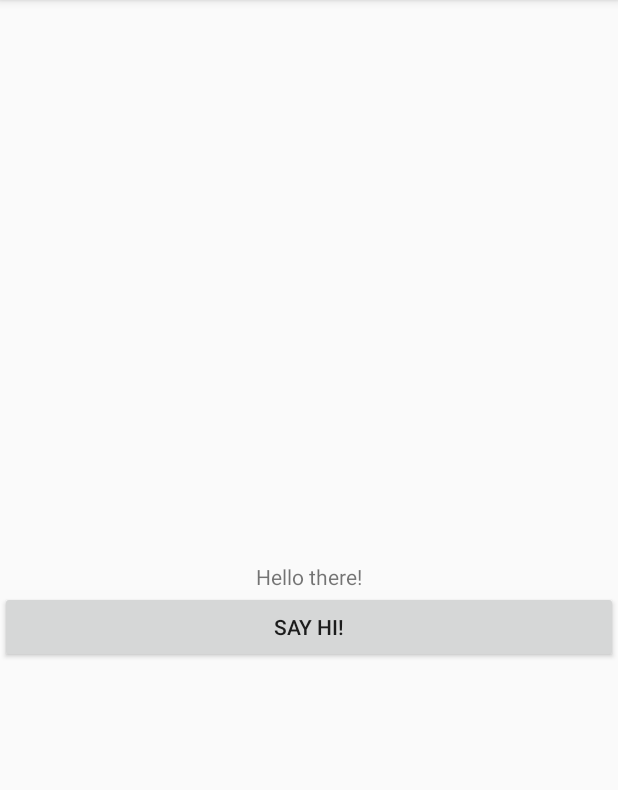
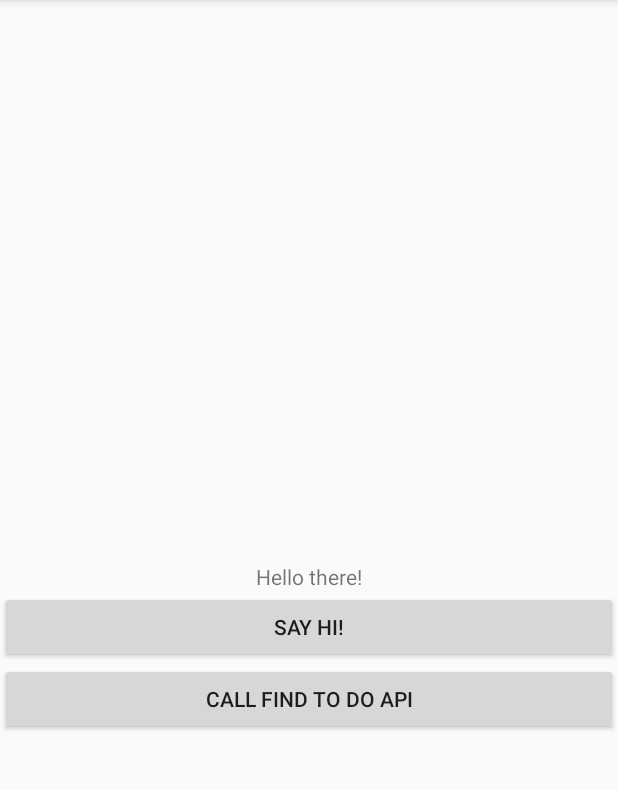
Before and after one commit to erlalitkumar/DiKoin, an Android app: the screen it shows after launch (MainActivity), on a phone screen of 412 x 824 dp, the part 84-874 px from its top. Run offline under Robolectric (Android 15) with nearby library versions, the phone set to English and light mode, and no system bars; our stand-ins replace data binding.

```diff
--- a/app/build.gradle
+++ b/app/build.gradle
@@ -37,4 +37,8 @@ dependencies {
 
     // DI
     implementation 'org.koin:koin-android-viewmodel:2.0.0-rc-2'
+
+    // Network
+    implementation 'com.squareup.retrofit2:retrofit:2.5.0'
+    implementation 'com.squareup.retrofit2:converter-moshi:2.5.0'
 }
--- a/app/src/main/AndroidManifest.xml
+++ b/app/src/main/AndroidManifest.xml
@@ -1,6 +1,8 @@
 <?xml version="1.0" encoding="utf-8"?>
 <manifest xmlns:android="http://schemas.android.com/apk/res/android"
           xmlns:tools="http://schemas.android.com/tools" package="com.gbizotto.dikoin">
+
+    <uses-permission android:name="android.permission.INTERNET" />
 
     <application
             android:allowBackup="true"
@@ -11,7 +13,7 @@
             android:name=".DiKoinApplication"
             android:theme="@style/AppTheme"
             tools:ignore="GoogleAppIndexingWarning">
-        <activity android:name=".MainActivity">
+        <activity android:name=".feature.main.MainActivity">
             <intent-filter>
                 <action android:name="android.intent.action.MAIN"/>
 
--- a/app/src/main/java/com/gbizotto/dikoin/di/AppModule.kt
+++ b/app/src/main/java/com/gbizotto/dikoin/di/AppModule.kt
@@ -1,16 +1,27 @@
 package com.gbizotto.dikoin.di
 
-import com.gbizotto.dikoin.feature.main.viewmodel.MainViewModel
-import com.gbizotto.dikoin.repository.HelloRepository
-import com.gbizotto.dikoin.repository.HelloRepositoryImpl
+import com.gbizotto.dikoin.feature.main.MainViewModel
+import com.gbizotto.dikoin.repository.*
 import org.koin.dsl.module
 import org.koin.android.viewmodel.dsl.viewModel
+import retrofit2.Retrofit
+import retrofit2.converter.moshi.MoshiConverterFactory
 
 val appModule = module {
 
     // single instance of HelloRepository
     single<HelloRepository> { HelloRepositoryImpl() }
+    single<PlaceholderRepository> { PlaceholderRepositoryImpl(providePlaceholderApi()) }
 
     // MyViewModel ViewModel
-    viewModel { MainViewModel(get()) }
+    viewModel { MainViewModel(get(), get()) }
 }
+
+fun providePlaceholderApi(): PlaceholderApi {
+    return Retrofit.Builder()
+        .baseUrl("https://jsonplaceholder.typicode.com/")
+        .addConverterFactory(MoshiConverterFactory.create())
+//        .addCallAdapterFactory(RxJava2CallAdapterFactory.create())
+        .build()
+        .create(PlaceholderApi::class.java)
+}
--- a/app/src/main/java/com/gbizotto/dikoin/MainActivity.kt
+++ b/app/src/main/java/com/gbizotto/dikoin/feature/main/MainActivity.kt
@@ -1,10 +1,10 @@
-package com.gbizotto.dikoin
+package com.gbizotto.dikoin.feature.main
 
 import androidx.appcompat.app.AppCompatActivity
 import android.os.Bundle
 import androidx.databinding.DataBindingUtil
+import com.gbizotto.dikoin.R
 import com.gbizotto.dikoin.databinding.ActivityMainBinding
-import com.gbizotto.dikoin.feature.main.viewmodel.MainViewModel
 import org.koin.android.viewmodel.ext.android.viewModel
 
 class MainActivity : AppCompatActivity() {
--- a/app/src/main/java/com/gbizotto/dikoin/feature/main/viewmodel/MainViewModel.kt
+++ b/app/src/main/java/com/gbizotto/dikoin/feature/main/MainViewModel.kt
@@ -1,16 +1,21 @@
-package com.gbizotto.dikoin.feature.main.viewmodel
+package com.gbizotto.dikoin.feature.main
 
 import androidx.databinding.ObservableField
 import androidx.lifecycle.ViewModel
 import com.gbizotto.dikoin.repository.HelloRepository
+import com.gbizotto.dikoin.repository.PlaceholderRepository
 
-class MainViewModel (private val repository: HelloRepository): ViewModel() {
+class MainViewModel (private val repository: HelloRepository,
+                     private val placeholderRepository: PlaceholderRepository): ViewModel() {
     val title = "Hello there!"
     val button = ObservableField<String>("Say hi!")
     private fun sayHello() = "${repository.giveHello()} from $this"
 
     fun onSayHi() {
         button.set(sayHello())
+    }
 
+    fun findMyTodo() {
+        placeholderRepository.findTodo(1)
     }
 }
--- /dev/null
+++ b/app/src/main/java/com/gbizotto/dikoin/repository/PlaceholderApi.kt
@@ -0,0 +1,11 @@
+package com.gbizotto.dikoin.repository
+
+import com.gbizotto.dikoin.model.Todo
+import retrofit2.Call
+import retrofit2.http.GET
+import retrofit2.http.Path
+
+interface PlaceholderApi {
+    @GET("todos/{id}")
+    fun findTodo(@Path("id") id: Int) : Call<Todo>
+}
--- /dev/null
+++ b/app/src/main/java/com/gbizotto/dikoin/repository/PlaceholderRepository.kt
@@ -0,0 +1,7 @@
+package com.gbizotto.dikoin.repository
+
+import com.gbizotto.dikoin.model.Todo
+
+interface PlaceholderRepository {
+    fun findTodo(id: Int)
+}
--- /dev/null
+++ b/app/src/main/java/com/gbizotto/dikoin/repository/PlaceholderRepositoryImpl.kt
@@ -0,0 +1,22 @@
+package com.gbizotto.dikoin.repository
+
+import android.util.Log
+import com.gbizotto.dikoin.model.Todo
+import retrofit2.Call
+import retrofit2.Callback
+import retrofit2.Response
+
+class PlaceholderRepositoryImpl (private val api: PlaceholderApi): PlaceholderRepository {
+    override fun findTodo(id: Int) {
+        api.findTodo(id)
+            .enqueue(object:Callback<Todo>{
+                override fun onFailure(call: Call<Todo>, t: Throwable) {
+                    Log.e(" Erro", t.localizedMessage, t)
+                }
+
+                override fun onResponse(call: Call<Todo>, response: Response<Todo>) {
+                    Log.v("Sucesso!", "Todo = ${response.body()}")
+                }
+            })
+    }
+}
--- a/app/src/main/res/layout/activity_main.xml
+++ b/app/src/main/res/layout/activity_main.xml
@@ -4,13 +4,13 @@
     <data>
         <variable
             name="viewModel"
-                type="com.gbizotto.dikoin.feature.main.viewmodel.MainViewModel" />
+            type="com.gbizotto.dikoin.feature.main.MainViewModel"/>
 
     </data>
     <androidx.constraintlayout.widget.ConstraintLayout
         android:layout_width="match_parent"
         android:layout_height="match_parent"
-            tools:context=".MainActivity">
+        tools:context=".feature.main.MainActivity">
 
         <TextView
             android:id="@+id/txt_hi"
@@ -34,5 +34,15 @@
             app:layout_constraintEnd_toEndOf="parent"
             app:layout_constraintTop_toBottomOf="@id/txt_hi"/>
 
+        <Button
+            android:id="@+id/btn_call_api"
+            android:layout_width="match_parent"
+            android:layout_height="wrap_content"
+            android:text="Call find To Do api"
+            android:onClick="@{() -> viewModel.findMyTodo()}"
+            app:layout_constraintStart_toStartOf="parent"
+            app:layout_constraintEnd_toEndOf="parent"
+            app:layout_constraintTop_toBottomOf="@id/btn_say_hi"/>
+
     </androidx.constraintlayout.widget.ConstraintLayout>
 </layout>
```
Also changed, not shown: app/src/main/java/com/gbizotto/dikoin/model/Todo.kt (added, +8 -0 lines), 1 other file. Lines whose indentation alone changed are shown as unchanged.
